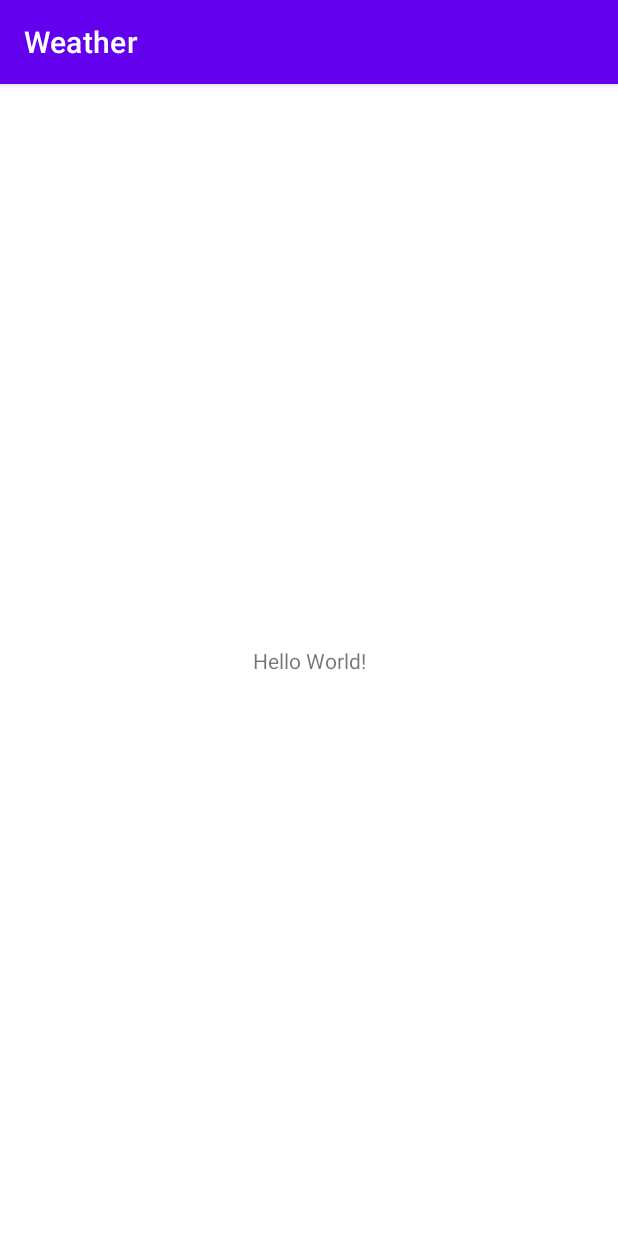
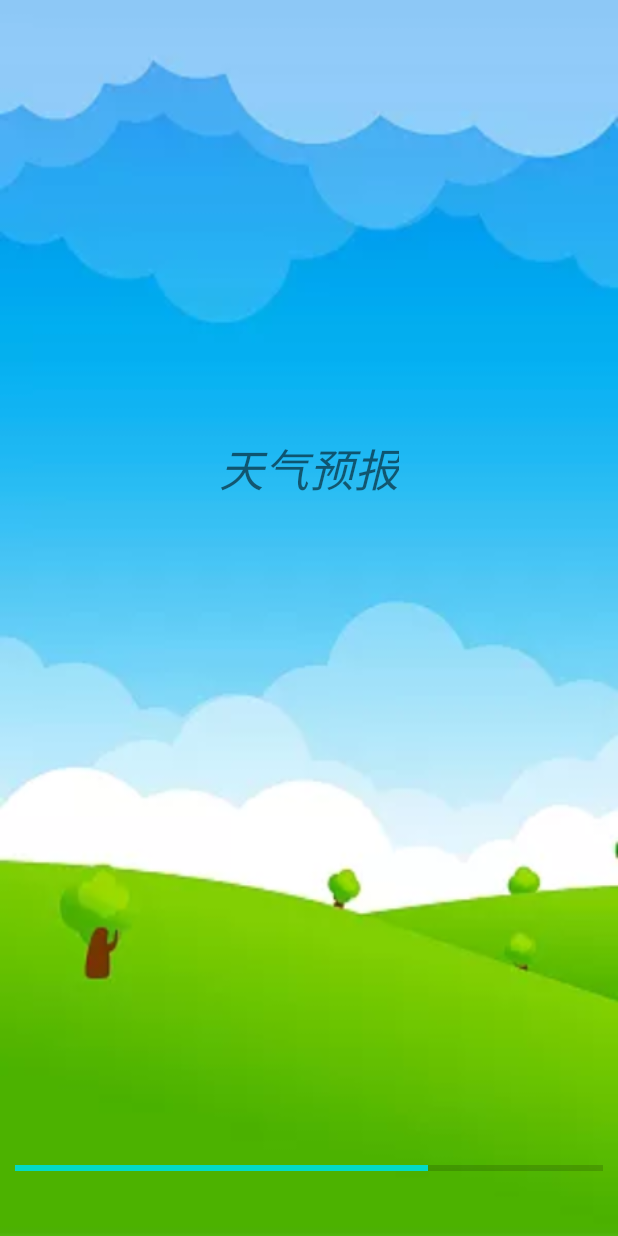
Before and after one commit to MissPeople/Weather, an Android app: the first screen one second after launch (MainActivity before the commit, SplashActivity after it), on a phone screen of 412 x 824 dp. Run offline under Robolectric (Android 15) with nearby library versions, the phone set to English and light mode, and no system bars.

Commit message:
use splash to load page

```diff
--- a/app/build.gradle
+++ b/app/build.gradle
@@ -30,6 +30,10 @@ android {
     kotlinOptions {
         jvmTarget = '1.8'
     }
+    buildFeatures{
+        viewBinding true
+        dataBinding true
+    }
 }
 
 dependencies {
@@ -41,4 +45,6 @@ dependencies {
     testImplementation 'junit:junit:4.13.2'
     androidTestImplementation 'androidx.test.ext:junit:1.1.3'
     androidTestImplementation 'androidx.test.espresso:espresso-core:3.4.0'
+
+    implementation("org.jetbrains.kotlinx:kotlinx-coroutines-android:1.3.9")
 }
--- /dev/null
+++ b/app/src/main/java/com/wzp/weather/splash/SplashActivity.kt
@@ -0,0 +1,29 @@
+package com.wzp.weather.splash
+
+import android.content.Intent
+import android.os.Bundle
+import androidx.appcompat.app.AppCompatActivity
+import com.wzp.weather.MainActivity
+import com.wzp.weather.databinding.ActivitySplashBinding
+import kotlinx.coroutines.CoroutineScope
+import kotlinx.coroutines.Dispatchers
+import kotlinx.coroutines.delay
+import kotlinx.coroutines.launch
+
+class SplashActivity: AppCompatActivity() {
+    private lateinit var binding: ActivitySplashBinding
+    override fun onCreate(savedInstanceState: Bundle?) {
+        super.onCreate(savedInstanceState)
+        binding = ActivitySplashBinding.inflate(layoutInflater)
+        setContentView(binding.root)
+        supportActionBar?.hide()
+
+        CoroutineScope(Dispatchers.Main).launch {
+            for(i in 1..1000){
+                binding.progressbar.progress=i
+                delay(3)
+            }
+            startActivity(Intent(this@SplashActivity,MainActivity::class.java))
+        }
+    }
+}
--- /dev/null
+++ b/app/src/main/res/drawable/back_left.xml
@@ -0,0 +1,5 @@
+<vector android:autoMirrored="true" android:height="40dp"
+    android:tint="#FFFFFF" android:viewportHeight="24"
+    android:viewportWidth="24" android:width="40dp" xmlns:android="http://schemas.android.com/apk/res/android">
+    <path android:fillColor="@android:color/white" android:pathData="M20,11H7.83l5.59,-5.59L12,4l-8,8 8,8 1.41,-1.41L7.83,13H20v-2z"/>
+</vector>
--- /dev/null
+++ b/app/src/main/res/layout/activity_splash.xml
@@ -0,0 +1,31 @@
+<?xml version="1.0" encoding="utf-8"?>
+<androidx.constraintlayout.widget.ConstraintLayout xmlns:android="http://schemas.android.com/apk/res/android"
+    android:layout_width="match_parent"
+    android:layout_height="match_parent"
+    xmlns:app="http://schemas.android.com/apk/res-auto"
+    android:background="@drawable/splash">
+
+    <TextView
+        android:layout_width="wrap_content"
+        android:layout_height="wrap_content"
+        android:text="@string/app_name"
+        android:textSize="@dimen/sp_30"
+        android:textStyle="italic"
+        app:layout_constraintStart_toStartOf="parent"
+        app:layout_constraintEnd_toEndOf="parent"
+        app:layout_constraintTop_toTopOf="parent"
+        app:layout_constraintBottom_toBottomOf="parent"
+        android:layout_marginBottom="200dp"/>
+
+    <ProgressBar
+        android:id="@+id/progressbar"
+        android:layout_width="match_parent"
+        android:layout_height="@dimen/db_30"
+        android:max="1000"
+        style="@style/Widget.AppCompat.ProgressBar.Horizontal"
+        app:layout_constraintBottom_toBottomOf="parent"
+        android:layout_marginBottom="@dimen/db_30"
+        android:paddingStart="@dimen/db_10"
+        android:paddingEnd="@dimen/db_10"/>
+
+</androidx.constraintlayout.widget.ConstraintLayout>
--- /dev/null
+++ b/app/src/main/res/values/dimens.xml
@@ -0,0 +1,8 @@
+<?xml version="1.0" encoding="utf-8"?>
+<resources>
+    <dimen name="sp_30">30sp</dimen>
+
+
+    <dimen name="db_10">10dp</dimen>
+    <dimen name="db_30">30dp</dimen>
+</resources>
--- a/app/src/main/res/values/strings.xml
+++ b/app/src/main/res/values/strings.xml
@@ -1,3 +1,3 @@
 <resources>
-    <string name="app_name">Weather</string>
+    <string name="app_name">天气预报</string>
 </resources>
```
Also changed, not shown: app/src/main/AndroidManifest.xml (+7 -4 lines), app/src/main/java/com/wzp/weather/MainActivity.kt (+6 -1 lines), app/src/main/res/drawable-v24/splash.webp (added).
